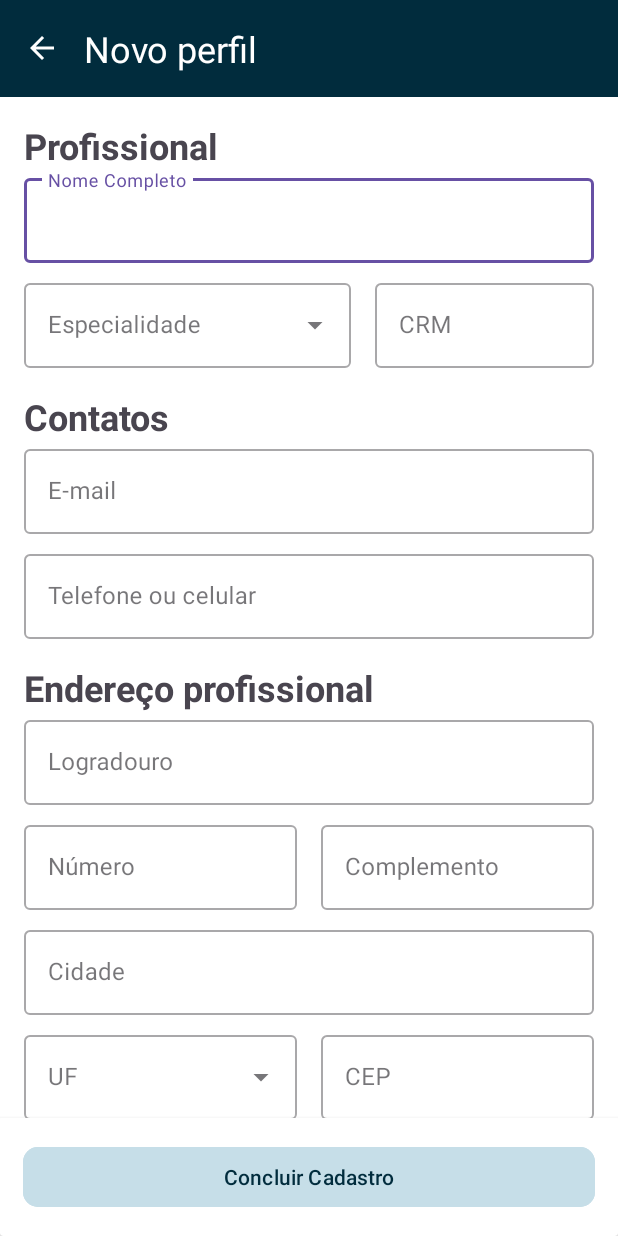
After one commit to WadrianAraujo/ClinicControl, an Android app: the FormDoctorActivity screen opened directly, with no data from a screen before it, on a phone screen of 412 x 824 dp. The commit adds this screen. Run offline under Robolectric (Android 15) with nearby library versions, the phone set to English and light mode, and no system bars.

Commit message:
Feat: added form doctor to register and edit doctors

```diff
--- a/app/src/main/AndroidManifest.xml
+++ b/app/src/main/AndroidManifest.xml
@@ -13,6 +13,9 @@
         android:theme="@style/AppTheme"
         tools:targetApi="31">
         <activity
+            android:name=".ui.activity.FormDoctorActivity"
+            android:exported="false" />
+        <activity
             android:name=".ui.activity.ListDoctorsActivity"
             android:exported="false" />
         <activity
--- /dev/null
+++ b/app/src/main/java/com/wax/cliniccontrol/ui/activity/FormDoctorActivity.kt
@@ -0,0 +1,37 @@
+package com.wax.cliniccontrol.ui.activity
+
+import android.os.Bundle
+import android.widget.ArrayAdapter
+import androidx.appcompat.app.AppCompatActivity
+import com.wax.cliniccontrol.R
+import com.wax.cliniccontrol.databinding.ActivityFormDoctorBinding
+
+class FormDoctorActivity : AppCompatActivity() {
+
+    private lateinit var binding: ActivityFormDoctorBinding
+    override fun onCreate(savedInstanceState: Bundle?) {
+        super.onCreate(savedInstanceState)
+        binding = ActivityFormDoctorBinding.inflate(layoutInflater)
+        setContentView(binding.root)
+
+        setupToolbar()
+        setupExposedDropdown()
+    }
+
+    private fun setupExposedDropdown() {
+        val specialties = resources.getStringArray(R.array.specialty)
+        val arrayAdapterSpecialties = ArrayAdapter(this,R.layout.dropdown_item,specialties)
+        binding.autoCompleteTextViewSpecialty.setAdapter(arrayAdapterSpecialties)
+
+        val uf = resources.getStringArray(R.array.uf)
+        val arrayAdapterUF = ArrayAdapter(this,R.layout.dropdown_item,uf)
+        binding.autoCompleteTextViewUf.setAdapter(arrayAdapterUF)
+
+    }
+
+    private fun setupToolbar() {
+        val title = binding.toolbar.tvTitle
+        val text = resources.getString(R.string.toolbar_title_formDoctorsCreate)
+        title.text = text
+    }
+}
--- a/app/src/main/java/com/wax/cliniccontrol/ui/activity/HomeActivity.kt
+++ b/app/src/main/java/com/wax/cliniccontrol/ui/activity/HomeActivity.kt
@@ -25,7 +25,7 @@ class HomeActivity : AppCompatActivity() {
     }
 
     private fun goToListDoctors() {
-        val intent = Intent(this,ListDoctorsActivity::class.java)
+        val intent = Intent(this, ListDoctorsActivity::class.java)
         startActivity(intent)
     }
 }
--- a/app/src/main/java/com/wax/cliniccontrol/ui/activity/ListDoctorsActivity.kt
+++ b/app/src/main/java/com/wax/cliniccontrol/ui/activity/ListDoctorsActivity.kt
@@ -1,5 +1,6 @@
 package com.wax.cliniccontrol.ui.activity
 
+import android.content.Intent
 import android.os.Bundle
 import androidx.appcompat.app.AppCompatActivity
 import com.wax.cliniccontrol.R
@@ -16,6 +17,26 @@ class ListDoctorsActivity : AppCompatActivity() {
         binding = ActivityListDoctorsBinding.inflate(layoutInflater)
         setContentView(binding.root)
 
+        setupToolbar()
+        setupListeners()
+    }
 
+    private fun setupToolbar() {
+        val title = binding.toolbar.tvTitle
+        val text = resources.getString(R.string.toolbar_title_listDoctors)
+        title.text = text
+    }
+
+    private fun setupListeners() {
+        val fab = binding.fabAddNewDoctor
+
+        fab.setOnClickListener {
+            goToFormDoctor()
+        }
+    }
+
+    private fun goToFormDoctor() {
+        val intent = Intent(this,FormDoctorActivity::class.java)
+        startActivity(intent)
     }
 }
--- /dev/null
+++ b/app/src/main/res/layout/activity_form_doctor.xml
@@ -0,0 +1,322 @@
+<?xml version="1.0" encoding="utf-8"?>
+<androidx.constraintlayout.widget.ConstraintLayout xmlns:android="http://schemas.android.com/apk/res/android"
+    xmlns:app="http://schemas.android.com/apk/res-auto"
+    xmlns:tools="http://schemas.android.com/tools"
+    android:id="@+id/main"
+    android:layout_width="match_parent"
+    android:layout_height="match_parent"
+    tools:context=".ui.activity.FormDoctorActivity">
+
+    <include
+        android:id="@+id/toolbar"
+        layout="@layout/toolbar" />
+
+    <ScrollView
+        android:id="@+id/scrollView2"
+        android:layout_width="match_parent"
+        android:layout_height="0dp"
+        app:layout_constraintBottom_toBottomOf="parent"
+        app:layout_constraintTop_toBottomOf="@id/toolbar">
+
+        <androidx.constraintlayout.widget.ConstraintLayout
+            android:layout_width="match_parent"
+            android:layout_height="match_parent">
+
+            <TextView
+                android:id="@+id/tv_title_vocational"
+                android:layout_width="wrap_content"
+                android:layout_height="wrap_content"
+                android:layout_marginStart="16dp"
+                android:layout_marginTop="16dp"
+                android:text="Profissional"
+                android:textSize="24sp"
+                android:textStyle="bold"
+                app:layout_constraintStart_toStartOf="parent"
+                app:layout_constraintTop_toTopOf="parent" />
+
+            <com.google.android.material.textfield.TextInputLayout
+                android:id="@+id/textInputLayout_name"
+                style="@style/Widget.MaterialComponents.TextInputLayout.OutlinedBox"
+                android:layout_width="0dp"
+                android:layout_height="wrap_content"
+                android:layout_marginHorizontal="16dp"
+                app:layout_constraintEnd_toEndOf="parent"
+                app:layout_constraintStart_toStartOf="parent"
+                app:layout_constraintTop_toBottomOf="@id/tv_title_vocational">
+
+                <com.google.android.material.textfield.TextInputEditText
+                    android:id="@+id/textEdit_name"
+                    android:layout_width="match_parent"
+                    android:layout_height="wrap_content"
+                    android:hint="Nome Completo"
+                    android:inputType="" />
+
+            </com.google.android.material.textfield.TextInputLayout>
+
+            <LinearLayout
+                android:id="@+id/linearLayout1"
+                android:layout_width="match_parent"
+                android:layout_height="wrap_content"
+                android:orientation="horizontal"
+                app:layout_constraintTop_toBottomOf="@+id/textInputLayout_name">
+
+                <com.google.android.material.textfield.TextInputLayout
+                    android:id="@+id/textInputLayout_specialty"
+                    style="@style/Widget.MaterialComponents.TextInputLayout.OutlinedBox.ExposedDropdownMenu"
+                    android:layout_width="1dp"
+                    android:layout_height="wrap_content"
+                    android:layout_marginStart="16dp"
+                    android:layout_marginTop="8dp"
+                    android:layout_marginEnd="16dp"
+                    android:layout_weight="3"
+                    android:hint="Especialidade">
+
+                    <AutoCompleteTextView
+                        android:id="@+id/autoCompleteTextView_specialty"
+                        android:layout_width="match_parent"
+                        android:layout_height="match_parent"
+                        android:layout_weight="1"
+                        android:inputType="none"
+                        android:text="" />
+
+                </com.google.android.material.textfield.TextInputLayout>
+
+                <com.google.android.material.textfield.TextInputLayout
+                    android:id="@+id/textInputLayout_crm"
+                    style="@style/Widget.MaterialComponents.TextInputLayout.OutlinedBox"
+                    android:layout_width="1dp"
+                    android:layout_height="wrap_content"
+                    android:layout_marginTop="8dp"
+                    android:layout_marginEnd="16dp"
+                    android:layout_weight="2">
+
+                    <com.google.android.material.textfield.TextInputEditText
+                        android:id="@+id/textEdit_crm"
+                        android:layout_width="match_parent"
+                        android:layout_height="wrap_content"
+                        android:hint="CRM"
+                        android:inputType="" />
+
+                </com.google.android.material.textfield.TextInputLayout>
+
+            </LinearLayout>
+
+            <TextView
+                android:id="@+id/tv_title_contacts"
+                android:layout_width="wrap_content"
+                android:layout_height="wrap_content"
+                android:layout_marginStart="16dp"
+                android:layout_marginTop="16dp"
+                android:text="Contatos"
+                android:textSize="24sp"
+                android:textStyle="bold"
+                app:layout_constraintStart_toStartOf="parent"
+                app:layout_constraintTop_toBottomOf="@id/linearLayout1" />
+
+            <com.google.android.material.textfield.TextInputLayout
+                android:id="@+id/textInputLayout_email"
+                style="@style/Widget.MaterialComponents.TextInputLayout.OutlinedBox"
+                android:layout_width="0dp"
+                android:layout_height="wrap_content"
+                android:layout_marginHorizontal="16dp"
+                app:layout_constraintEnd_toEndOf="parent"
+                app:layout_constraintStart_toStartOf="parent"
+                app:layout_constraintTop_toBottomOf="@id/tv_title_contacts">
+
+                <com.google.android.material.textfield.TextInputEditText
+                    android:id="@+id/textEdit_email"
+                    android:layout_width="match_parent"
+                    android:layout_height="wrap_content"
+                    android:hint="E-mail"
+                    android:inputType="textEmailAddress" />
+
+            </com.google.android.material.textfield.TextInputLayout>
+
+            <com.google.android.material.textfield.TextInputLayout
+                android:id="@+id/textInputLayout_phoneNumber"
+                style="@style/Widget.MaterialComponents.TextInputLayout.OutlinedBox"
+                android:layout_width="0dp"
+                android:layout_height="wrap_content"
+                android:layout_marginHorizontal="16dp"
+                android:layout_marginTop="8dp"
+                app:layout_constraintEnd_toEndOf="parent"
+                app:layout_constraintStart_toStartOf="parent"
+                app:layout_constraintTop_toBottomOf="@+id/textInputLayout_email">
+
+                <com.google.android.material.textfield.TextInputEditText
+                    android:id="@+id/textEdit_phoneNumber"
+                    android:layout_width="match_parent"
+                    android:layout_height="wrap_content"
+                    android:hint="Telefone ou celular"
+                    android:inputType="phone" />
+
+            </com.google.android.material.textfield.TextInputLayout>
+
+            <TextView
+                android:id="@+id/tv_title_address"
+                android:layout_width="wrap_content"
+                android:layout_height="wrap_content"
+                android:layout_marginStart="16dp"
+                android:layout_marginTop="16dp"
+                android:text="Endereço profissional"
+                android:textSize="24sp"
+                android:textStyle="bold"
+                app:layout_constraintStart_toStartOf="parent"
+                app:layout_constraintTop_toBottomOf="@id/textInputLayout_phoneNumber" />
+
+            <com.google.android.material.textfield.TextInputLayout
+                android:id="@+id/textInputLayout_publicPlace"
+                style="@style/Widget.MaterialComponents.TextInputLayout.OutlinedBox"
+                android:layout_width="0dp"
+                android:layout_height="wrap_content"
+                android:layout_marginHorizontal="16dp"
+                app:layout_constraintEnd_toEndOf="parent"
+                app:layout_constraintStart_toStartOf="parent"
+                app:layout_constraintTop_toBottomOf="@id/tv_title_address">
+
+                <com.google.android.material.textfield.TextInputEditText
+                    android:id="@+id/textEdit_publicPlace"
+                    android:layout_width="match_parent"
+                    android:layout_height="wrap_content"
+                    android:hint="Logradouro"
+                    android:inputType="textEmailAddress" />
+
+            </com.google.android.material.textfield.TextInputLayout>
+
+            <LinearLayout
+                android:id="@+id/linearLayout2"
+                android:layout_width="match_parent"
+                android:layout_height="wrap_content"
+                android:orientation="horizontal"
+                app:layout_constraintTop_toBottomOf="@+id/textInputLayout_publicPlace">
+
+                <com.google.android.material.textfield.TextInputLayout
+                    android:id="@+id/textInputLayout_number"
+                    style="@style/Widget.MaterialComponents.TextInputLayout.OutlinedBox"
+                    android:layout_width="1dp"
+                    android:layout_height="wrap_content"
+                    android:layout_marginStart="16dp"
+                    android:layout_marginTop="8dp"
+                    android:layout_marginEnd="16dp"
+                    android:layout_weight="2">
+
+                    <com.google.android.material.textfield.TextInputEditText
+                        android:id="@+id/textEdit_number"
+                        android:layout_width="match_parent"
+                        android:layout_height="wrap_content"
+                        android:hint="Número"
+                        android:inputType="number" />
+
+                </com.google.android.material.textfield.TextInputLayout>
+
+                <com.google.android.material.textfield.TextInputLayout
+                    android:id="@+id/textInputLayout_complement"
+                    style="@style/Widget.MaterialComponents.TextInputLayout.OutlinedBox"
+                    android:layout_width="1dp"
+                    android:layout_height="wrap_content"
+                    android:layout_marginTop="8dp"
+                    android:layout_marginEnd="16dp"
+                    android:layout_weight="2">
+
+                    <com.google.android.material.textfield.TextInputEditText
+                        android:id="@+id/textEdit_complement"
+                        android:layout_width="match_parent"
+                        android:layout_height="wrap_content"
+                        android:hint="Complemento"
+                        android:inputType="" />
+
+                </com.google.android.material.textfield.TextInputLayout>
+
+            </LinearLayout>
+
+            <com.google.android.material.textfield.TextInputLayout
+                android:id="@+id/textInputLayout_city"
+                style="@style/Widget.MaterialComponents.TextInputLayout.OutlinedBox"
+                android:layout_width="0dp"
+                android:layout_height="wrap_content"
+                android:layout_marginHorizontal="16dp"
+                android:layout_marginTop="8dp"
+                app:layout_constraintEnd_toEndOf="parent"
+                app:layout_constraintStart_toStartOf="parent"
+                app:layout_constraintTop_toBottomOf="@id/linearLayout2">
+
+                <com.google.android.material.textfield.TextInputEditText
+                    android:id="@+id/textEdit_city"
+                    android:layout_width="match_parent"
+                    android:layout_height="wrap_content"
+                    android:hint="Cidade"
+                    android:inputType="textEmailAddress" />
+
+            </com.google.android.material.textfield.TextInputLayout>
+
+            <LinearLayout
+                android:id="@+id/linearLayout3"
+                android:layout_width="match_parent"
+                android:layout_height="wrap_content"
+                android:orientation="horizontal"
+                app:layout_constraintTop_toBottomOf="@+id/textInputLayout_city">
+
+                <com.google.android.material.textfield.TextInputLayout
+                    android:id="@+id/textInputLayout_uf"
+                    style="@style/Widget.MaterialComponents.TextInputLayout.OutlinedBox.ExposedDropdownMenu"
+                    android:layout_width="1dp"
+                    android:layout_height="wrap_content"
+                    android:layout_marginStart="16dp"
+                    android:layout_marginTop="8dp"
+                    android:layout_marginEnd="16dp"
+                    android:layout_weight="2"
+                    android:hint="UF">
+
+                    <AutoCompleteTextView
+                        android:id="@+id/autoCompleteTextView_uf"
+                        android:layout_width="match_parent"
+                        android:layout_height="match_parent"
+                        android:layout_weight="1"
+                        android:inputType="none"
+                        android:text="" />
+
+                </com.google.android.material.textfield.TextInputLayout>
+
+                <com.google.android.material.textfield.TextInputLayout
+                    android:id="@+id/textInputLayout_cep"
+                    style="@style/Widget.MaterialComponents.TextInputLayout.OutlinedBox"
+                    android:layout_width="1dp"
+                    android:layout_height="wrap_content"
+                    android:layout_marginTop="8dp"
+                    android:layout_marginEnd="16dp"
+                    android:layout_weight="2">
+
+                    <com.google.android.material.textfield.TextInputEditText
+                        android:id="@+id/textEdit_cep"
+                        android:layout_width="match_parent"
+                        android:layout_height="wrap_content"
+                        android:hint="CEP"
+                        android:inputType="" />
+
+                </com.google.android.material.textfield.TextInputLayout>
+
+            </LinearLayout>
+
+
+        </androidx.constraintlayout.widget.ConstraintLayout>
+    </ScrollView>
+
+    <androidx.cardview.widget.CardView
+        android:layout_width="match_parent"
+        android:layout_height="wrap_content"
+        android:padding="16dp"
+        app:cardElevation="4dp"
+        app:layout_constraintBottom_toBottomOf="@+id/scrollView2">
+
+        <Button
+            android:id="@+id/btn_complete"
+            android:layout_width="match_parent"
+            android:layout_height="wrap_content"
+            android:layout_margin="15dp"
+            android:backgroundTint="@color/logo_secondary_color"
+            android:text="Concluir Cadastro"
+            android:textColor="@color/logo_principal_color"
+            app:cornerRadius="10dp"/>
+
+    </androidx.cardview.widget.CardView>
+</androidx.constraintlayout.widget.ConstraintLayout>
--- a/app/src/main/res/layout/activity_list_doctors.xml
+++ b/app/src/main/res/layout/activity_list_doctors.xml
@@ -20,6 +20,7 @@
         tools:listitem="@layout/expandable_card_layout" />
 
     <com.google.android.material.floatingactionbutton.FloatingActionButton
+        android:id="@+id/fab_addNewDoctor"
         android:layout_width="wrap_content"
         android:layout_height="wrap_content"
         android:layout_margin="16dp"
--- /dev/null
+++ b/app/src/main/res/layout/dropdown_item.xml
@@ -0,0 +1,9 @@
+<TextView
+    xmlns:android="http://schemas.android.com/apk/res/android"
+    android:id="@+id/textViewFeelings"
+    android:layout_width="match_parent"
+    android:layout_height="wrap_content"
+    android:padding="12dp"
+    android:text="TextView"
+    android:textColor="@color/black"
+    android:textSize="18sp" />
--- a/app/src/main/res/values/strings.xml
+++ b/app/src/main/res/values/strings.xml
@@ -1,4 +1,41 @@
 <resources>
+    <string-array name="specialty">
+        <item>Ortopedia</item>
+        <item>Cardiologia</item>
+        <item>Ginecologia</item>
+        <item>Dermatologia</item>
+    </string-array>
+
+    <string-array name="uf">
+        <item>AC</item>
+        <item>AL</item>
+        <item>AP</item>
+        <item>AM</item>
+        <item>BA</item>
+        <item>CE</item>
+        <item>DF</item>
+        <item>ES</item>
+        <item>GO</item>
+        <item>MA</item>
+        <item>MT</item>
+        <item>MS</item>
+        <item>MG</item>
+        <item>PA</item>
+        <item>PB</item>
+        <item>PR</item>
+        <item>PE</item>
+        <item>PI</item>
+        <item>RJ</item>
+        <item>RN</item>
+        <item>RS</item>
+        <item>RO</item>
+        <item>RR</item>
+        <item>SC</item>
+        <item>SP</item>
+        <item>SE</item>
+        <item>TO</item>
+    </string-array>
+
     <string name="app_name">Clinic Control</string>
     <string name="home_button_doctors">Médicos</string>
     <string name="home_button_patients">Pacientes</string>
@@ -14,4 +51,7 @@
     <string name="card_address_example">Av. Barrasano 633, Cidade Nova - Manaus/AM CEP:69098-030</string>
     <string name="card_btn_edit">Editar</string>
     <string name="card_btn_deactivateProfile">Desativar Perfil</string>
+    <string name="toolbar_title_listDoctors">Médicos</string>
+    <string name="toolbar_title_formDoctorsCreate">Novo perfil</string>
+    <string name="toolbar_title_formDoctorsEdit">Editar</string>
 </resources>
```
